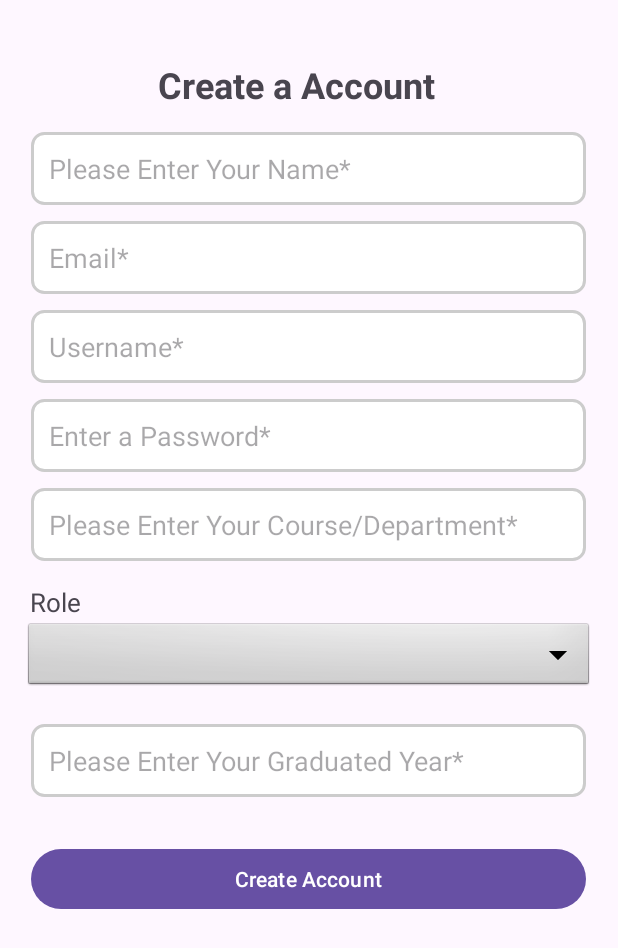
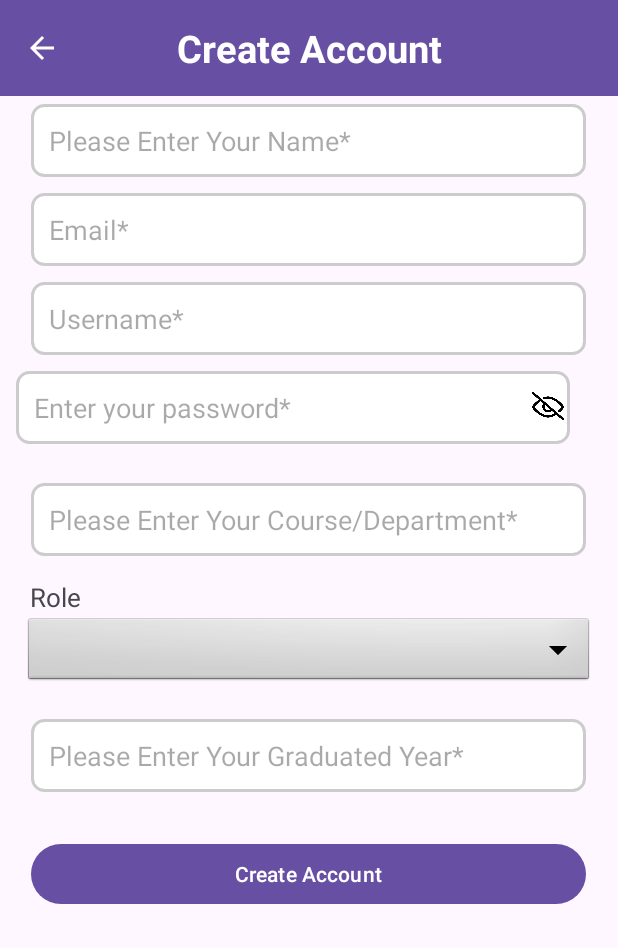
Before and after one commit to Poplol517/IntershipSharingApp, an Android app: the screen it shows after launch (NewUserActivity), after a tap on "No account? Register", on a phone screen of 412 x 824 dp. Shown: the top 948 px of the screen. Run offline under Robolectric (Android 15) with nearby library versions, the phone set to English and light mode, and no system bars; our stand-ins replace Volley; network calls fail; 1 other tap on this screen came first.

Commit message:
changed some ui

```diff
--- a/app/src/main/java/mdad/localdata/intershipsharingapp/CreatePostActivity.java
+++ b/app/src/main/java/mdad/localdata/intershipsharingapp/CreatePostActivity.java
@@ -33,11 +33,12 @@ public class CreatePostActivity extends AppCompatActivity {
         Toolbar toolbar = findViewById(R.id.toolbar);
         setSupportActionBar(toolbar);
         getSupportActionBar().setDisplayShowTitleEnabled(false);
+        getSupportActionBar().setDisplayHomeAsUpEnabled(true);
 
         // Set up the ViewPager2 Adapter
         pagerAdapter = new MyPagerAdapter(this);
         viewPager.setAdapter(pagerAdapter);
-        getSupportActionBar().setDisplayHomeAsUpEnabled(true);
+
 
         // Use TabLayoutMediator to link TabLayout with ViewPager2
         TabLayoutMediator tlm = new TabLayoutMediator(tabLayout, viewPager, (tab, position) -> tab.setText(titles[position]));
--- a/app/src/main/java/mdad/localdata/intershipsharingapp/LoginActivity.java
+++ b/app/src/main/java/mdad/localdata/intershipsharingapp/LoginActivity.java
@@ -6,11 +6,13 @@ import android.content.SharedPreferences;
 import android.graphics.Color;
 import android.graphics.Typeface;
 import android.os.Bundle;
+import android.text.InputType;
 import android.util.Log;
 import android.view.Gravity;
 import android.view.View;
 import android.widget.Button;
 import android.widget.EditText;
+import android.widget.ImageView;
 import android.widget.LinearLayout;
 import android.widget.ListAdapter;
 import android.widget.SimpleAdapter;
@@ -40,6 +42,7 @@ public class LoginActivity extends AppCompatActivity {
     // remeber to change the IP address on different laptop after pulling
     private static String url_all_products = StaffMainActivity.ipBaseAddress+"/get_all_user.php";
     private String roleId, username, userId; // To store the role of the logged-in user
+    boolean isPasswordVisible = false;
 
     @Override
     protected void onCreate(Bundle savedInstanceState) {
@@ -54,6 +57,7 @@ public class LoginActivity extends AppCompatActivity {
         EditText passwordInput = findViewById(R.id.passwordInput);
         Button loginButton = findViewById(R.id.loginButton);
         TextView textViewButton = findViewById(R.id.textViewRegister);
+        ImageView eyeIcon = findViewById(R.id.togglePassword);
 
         loginButton.setOnClickListener(new View.OnClickListener() {
             @Override
@@ -87,6 +91,28 @@ public class LoginActivity extends AppCompatActivity {
                 // Create New Product Activity
                 Intent i = new Intent(getApplicationContext(), NewUserActivity.class);
                 startActivity(i);
+            }
+        });
+
+        eyeIcon.setOnClickListener(new View.OnClickListener() {
+            @Override
+            public void onClick(View view) {
+                // Toggle password visibility
+                if (isPasswordVisible) {
+                    // Hide password
+                    passwordInput.setInputType(InputType.TYPE_CLASS_TEXT | InputType.TYPE_TEXT_VARIATION_PASSWORD);
+                    eyeIcon.setImageResource(R.drawable.hidden); // Use the hidden icon
+                } else {
+                    // Show password
+                    passwordInput.setInputType(InputType.TYPE_CLASS_TEXT | InputType.TYPE_CLASS_TEXT);
+                    eyeIcon.setImageResource(R.drawable.visible); // Use the visible icon
+                }
+
+                // Move the cursor to the end of the password after toggling visibility
+                passwordInput.setSelection(passwordInput.getText().length());
+
+                // Update the state of the toggle
+                isPasswordVisible = !isPasswordVisible;
             }
         });
 
--- a/app/src/main/java/mdad/localdata/intershipsharingapp/NewUserActivity.java
+++ b/app/src/main/java/mdad/localdata/intershipsharingapp/NewUserActivity.java
@@ -6,13 +6,16 @@ import android.content.SharedPreferences;
 import android.graphics.Color;
 import android.graphics.Typeface;
 import android.os.Bundle;
+import android.text.InputType;
 import android.util.Log;
 import android.view.Gravity;
+import android.view.MenuItem;
 import android.view.View;
 import android.widget.AdapterView;
 import android.widget.ArrayAdapter;
 import android.widget.Button;
 import android.widget.EditText;
+import android.widget.ImageView;
 import android.widget.LinearLayout;
 import android.widget.Spinner;
 import android.widget.TextView;
@@ -20,6 +23,7 @@ import android.widget.Toast;
 
 import androidx.annotation.Nullable;
 import androidx.appcompat.app.AppCompatActivity;
+import androidx.appcompat.widget.Toolbar;
 
 import com.airbnb.lottie.LottieAnimationView;
 import com.android.volley.Request;
@@ -48,6 +52,7 @@ public class NewUserActivity extends AppCompatActivity {
     ArrayList<String> roleNames = new ArrayList<>();
     ArrayList<String> roleIds = new ArrayList<>();
     ArrayList<String> yearsOfStudy = new ArrayList<>();
+    boolean isPasswordVisible = false;
 
 
     @Override
@@ -66,12 +71,20 @@ public class NewUserActivity extends AppCompatActivity {
         studyYearSpinner = findViewById(R.id.StudyYear);
         labelStudyYear = findViewById(R.id.labelStudyYear);
         btnCreateAccount = findViewById(R.id.btnCreateAccount);
+        ImageView eyeIcon = findViewById(R.id.togglePassword);
+
 
         // Initialize years of study locally
         initializeYearsOfStudy();
 
         // Fetch roles
         fetchRoles();
+
+        Toolbar toolbar = findViewById(R.id.toolbar);
+        setSupportActionBar(toolbar);
+        getSupportActionBar().setDisplayShowTitleEnabled(false);
+        getSupportActionBar().setDisplayHomeAsUpEnabled(true);
+
 
         // Set role change behavior
         roleSpinner.setOnItemSelectedListener(new AdapterView.OnItemSelectedListener() {
@@ -98,6 +111,7 @@ public class NewUserActivity extends AppCompatActivity {
                     studyYearSpinner.setSelection(0);
                 }
             }
+
 
             @Override
             public void onNothingSelected(AdapterView<?> parent) {}
@@ -176,8 +190,45 @@ public class NewUserActivity extends AppCompatActivity {
                 postData(urlCreateAccount, params);
             }
         });
+        // Initialize the visibility toggle for password
+        eyeIcon.setOnClickListener(new View.OnClickListener() {
+            @Override
+            public void onClick(View view) {
+                // Toggle password visibility
+                if (isPasswordVisible) {
+                    // Hide password
+                    inputPassword.setInputType(InputType.TYPE_CLASS_TEXT | InputType.TYPE_TEXT_VARIATION_PASSWORD);
+                    eyeIcon.setImageResource(R.drawable.hidden); // Use the hidden icon
+                } else {
+                    // Show password
+                    inputPassword.setInputType(InputType.TYPE_CLASS_TEXT | InputType.TYPE_CLASS_TEXT);
+                    eyeIcon.setImageResource(R.drawable.visible); // Use the visible icon
+                }
+
+                // Move the cursor to the end of the password after toggling visibility
+                inputPassword.setSelection(inputPassword.getText().length());
+
+                // Update the state of the toggle
+                isPasswordVisible = !isPasswordVisible;
+            }
+        });
     }
 
+    @Override
+    public boolean onOptionsItemSelected(MenuItem item) {
+        // Handle the back button press
+        if (item.getItemId() == android.R.id.home) {
+            onBackPressed(); // This will call the back stack and finish the activity
+            return true;
+        }
+        return super.onOptionsItemSelected(item);
+    }
+
+    @Override
+    public void onBackPressed() {
+        super.onBackPressed(); // Ensure the default back press behavior occurs
+        // This will navigate back to the previous activity in the stack
+    }
 
     private void initializeYearsOfStudy() {
         yearsOfStudy.add("");
--- a/app/src/main/res/layout/activity_new_user.xml
+++ b/app/src/main/res/layout/activity_new_user.xml
@@ -4,16 +4,29 @@
     android:layout_height="match_parent"
     android:orientation="vertical" >
 
+    <androidx.appcompat.widget.Toolbar
+        android:id="@+id/toolbar"
+        android:layout_width="match_parent"
+        android:layout_height="?attr/actionBarSize"
+        android:background="?attr/colorPrimary"
+        android:theme="@style/ThemeOverlay.AppCompat.Dark.ActionBar"
+        android:popupTheme="@style/ThemeOverlay.AppCompat.Light">
+
         <TextView
-        android:id="@+id/loginTitle"
-        android:layout_width="187dp"
+            android:id="@+id/toolbar_title"
+            android:layout_width="wrap_content"
             android:layout_height="wrap_content"
-        android:layout_marginHorizontal="105dp"
-        android:layout_marginTop="40dp"
-        android:layout_marginBottom="10dp"
-        android:text="Create a Account"
-        android:textSize="24sp"
+            android:layout_gravity="center"
+            android:text="Create Account"
+            android:textColor="@android:color/white"
+            android:textSize="25sp"
             android:textStyle="bold" />
+    </androidx.appcompat.widget.Toolbar>
+
+    <LinearLayout
+        android:layout_width="match_parent"
+        android:layout_height="match_parent"
+        android:orientation="vertical" >
 
         <EditText
             android:id="@+id/inputName"
@@ -57,18 +70,35 @@
             android:minHeight="48dp"
             android:padding="12dp"/>
 
-    <EditText android:id="@+id/inputPassword"
-        android:hint="Enter a Password*"
-        android:layout_width="370dp"
+        <RelativeLayout
+            android:layout_width="385dp"
+            android:layout_height="wrap_content"
+            android:paddingLeft="5dp"
+            android:layout_marginBottom="15dp">
+
+            <EditText
+                android:id="@+id/inputPassword"
+                android:hint="Enter your password*"
+                android:layout_width="385dp"
                 android:layout_height="wrap_content"
                 android:layout_gravity="center"
                 android:layout_margin="5dip"
-        android:layout_marginBottom="15dip"
+                android:inputType="textPassword"
                 android:singleLine="true"
                 android:background="@drawable/edittext_border"
-        android:inputType="text"
                 android:minHeight="48dp"
                 android:padding="12dp"/>
+
+            <ImageView
+                android:id="@+id/togglePassword"
+                android:layout_width="40dp"
+                android:layout_height="40dp"
+                android:layout_alignParentEnd="true"
+                android:layout_centerVertical="true"
+                android:padding="8dp"
+                android:src="@drawable/hidden"
+                android:contentDescription="Toggle Password Visibility" />
+        </RelativeLayout>
 
         <EditText android:id="@+id/inputCourse"
             android:hint="Please Enter Your Course/Department*"
@@ -141,3 +171,4 @@
             android:layout_marginTop="25dip"
             android:text="Create Account"/>
     </LinearLayout>
+</LinearLayout>
```
Also changed, not shown: app/src/main/res/layout/activity_login.xml (+28 -11 lines), app/src/main/res/layout/fragment_update_profile_picture.xml (+5 -6 lines). Lines whose indentation alone changed are shown as unchanged.
